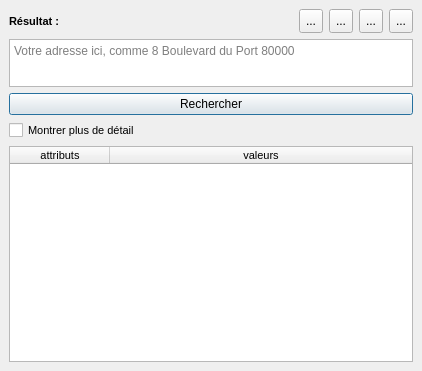
First picture: the form in french_address_dockwidget_base.ui, repository Gui0delp/french_address, before the edit.
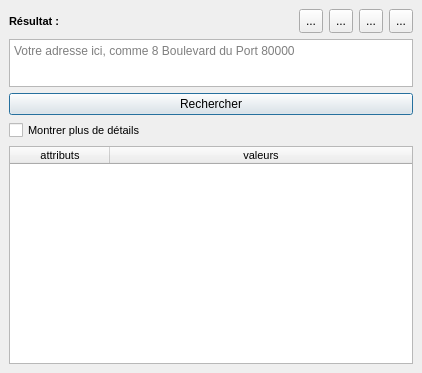
Second picture: the form after the edit.

Commit message: :speech_balloon: Update text in french

Patch:
```diff
--- a/french_address_dockwidget_base.ui
+++ b/french_address_dockwidget_base.ui
@@ -7,7 +7,7 @@
     <x>0</x>
     <y>0</y>
     <width>422</width>
-    <height>371</height>
+    <height>373</height>
    </rect>
   </property>
   <property name="windowTitle">
@@ -176,7 +176,7 @@
        </font>
       </property>
       <property name="text">
-       <string>Montrer plus de détail</string>
+       <string>Montrer plus de détails</string>
       </property>
      </widget>
     </item>
```
